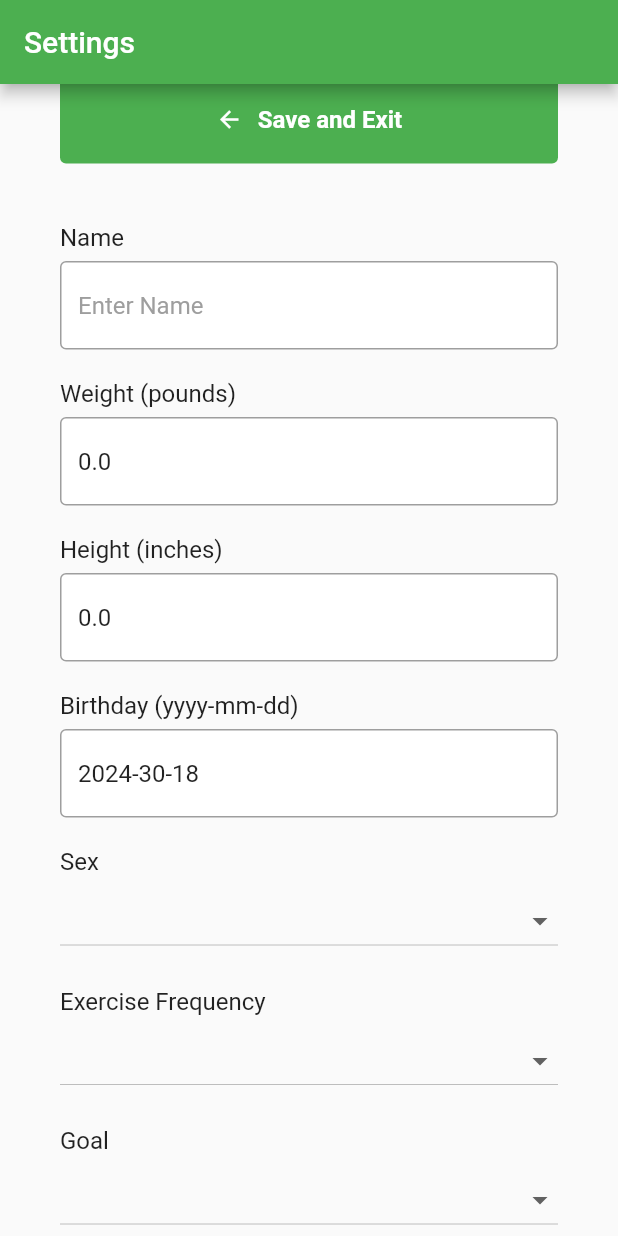
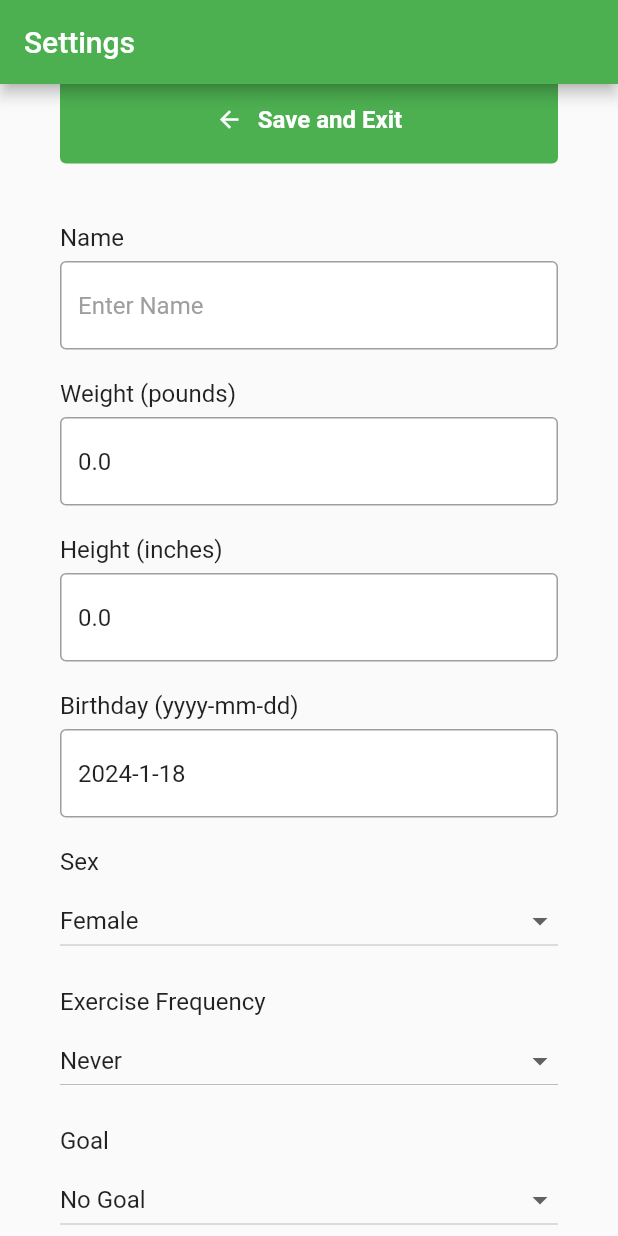
Before and after one commit to nathan-wick/nutrition-ai, a Flutter app: the SettingsScreen screen opened directly, scrolled down 46 dp, on a phone screen of 412 x 824 dp. Run offline on Flutter 3.47's test engine with Material 2 defaults, Android fonts, the phone set to English and light mode, and no system bars; our stand-ins replace animate_do, cloud_firestore, firebase_auth, firebase_core, google_sign_in; accounts and stored records are empty; network calls fail.

Commit message:
Updated dropdowns to handle null values and formatter birthday correctly (#74)
* Updated dropdowns to handle null values and formatter birthday correctly

* Fixed settings page

```diff
--- a/nutrition_ai/lib/screens/authenticated/settings.dart
+++ b/nutrition_ai/lib/screens/authenticated/settings.dart
@@ -90,29 +90,29 @@ class _SettingsScreenState extends State<SettingsScreen> {
               // TODO: Create a new widget for date input
               TextInput(
                 controller: birthdayController,
-                defaultValue: DateFormat('yyyy-mm-dd').format(user.birthday),
+                defaultValue: DateFormat('yyyy-M-dd').format(user.birthday),
                 name: 'Birthday (yyyy-mm-dd)',
               ),
               const SizedBox(height: 20),
               SelectInput(
                 controller: sexController,
-                defaultValue: user.sex.toString(),
+                defaultValue: (user.sex ?? '').isNotEmpty ? user.sex : 'XX',
                 name: 'Sex',
                 items: const [
                   DropdownMenuItem(
-                    value: 'xy',
-                    child: Text('Male'),
+                    value: 'XX',
+                    child: Text('Female'),
                   ),
                   DropdownMenuItem(
-                    value: 'xx',
-                    child: Text('Female'),
+                    value: 'XY',
+                    child: Text('Male'),
                   ),
                 ],
               ),
               const SizedBox(height: 20),
               SelectInput(
                 controller: exerciseFrequencyController,
-                defaultValue: user.exerciseFrequency.toString(),
+                defaultValue: (user.exerciseFrequency).isNotEmpty ? user.exerciseFrequency : 'none',
                 name: 'Exercise Frequency',
                 items: const [
                   DropdownMenuItem(
@@ -140,9 +140,13 @@ class _SettingsScreenState extends State<SettingsScreen> {
               const SizedBox(height: 20),
               SelectInput(
                 controller: goalController,
-                defaultValue: user.goal.toString(),
+                defaultValue: (user.goal).isNotEmpty ? user.goal : 'none',
                 name: 'Goal',
                 items: const [
+                  DropdownMenuItem(
+                    value: 'none',
+                    child: Text('No Goal'),
+                  ),
                   DropdownMenuItem(
                     value: 'loseWeight',
                     child: Text('Lose Weight'),
```
